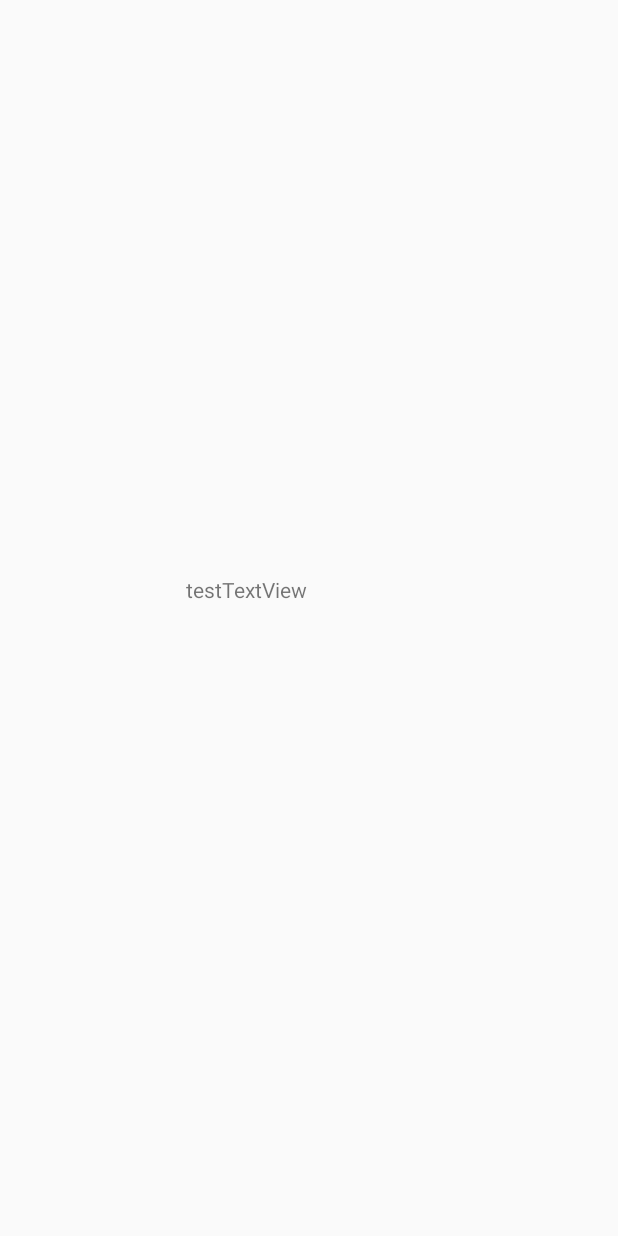
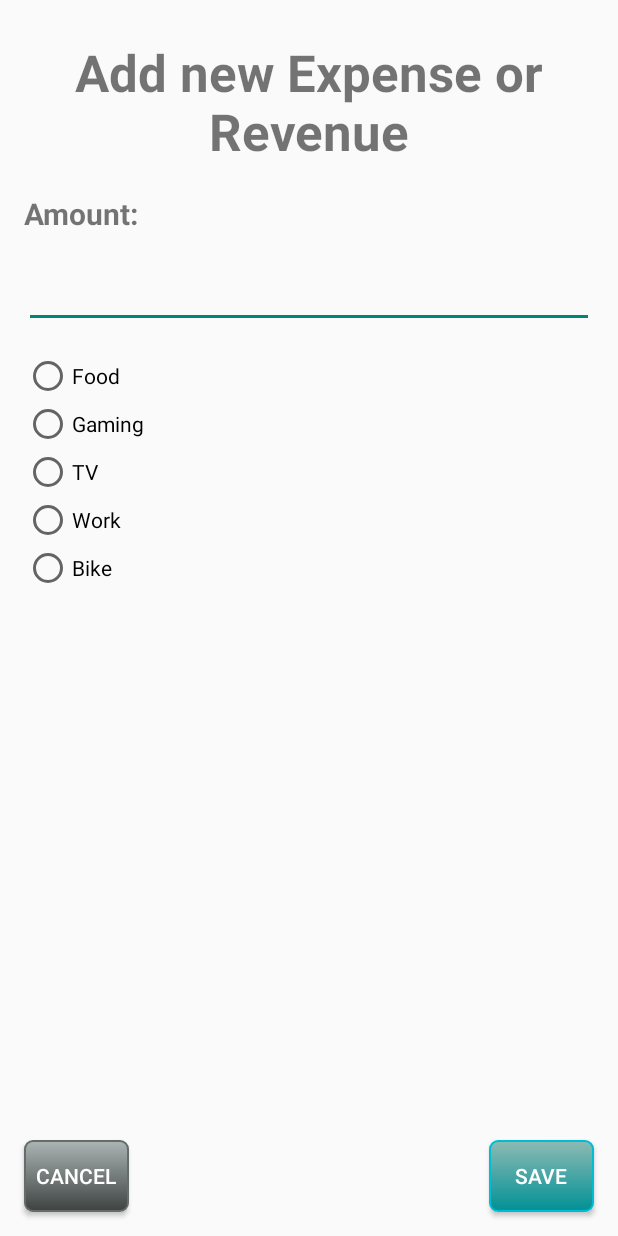
Before and after one commit to Luroshuna/Budget-Duck, an Android app: the EntryPage screen opened directly, with no data from a screen before it, on a phone screen of 412 x 824 dp. Before the commit the screen is almost empty. Run offline under Robolectric (Android 15) with nearby library versions, the phone set to English and light mode, and no system bars.

Commit message:
second page

```diff
--- a/dev/app/src/main/java/com/example/budgetduck/EntryPage.kt
+++ b/dev/app/src/main/java/com/example/budgetduck/EntryPage.kt
@@ -1,11 +1,25 @@
 package com.example.budgetduck
 
+import android.content.Intent
 import androidx.appcompat.app.AppCompatActivity
 import android.os.Bundle
+import android.widget.Button
 
 class EntryPage : AppCompatActivity() {
     override fun onCreate(savedInstanceState: Bundle?) {
         super.onCreate(savedInstanceState)
         setContentView(R.layout.page_entry)
+
+        val cancel = findViewById<Button>(R.id.cancel_btn)
+        cancel.setOnClickListener {
+            val intent = Intent(this, MainActivity::class.java)
+            startActivity(intent)
+        }
+
+        val save = findViewById<Button>(R.id.save_btn)
+        save.setOnClickListener {
+            val intent = Intent(this, MainActivity::class.java)
+            startActivity(intent)
+        }
     }
 }
--- a/dev/app/src/main/java/com/example/budgetduck/MainActivity.kt
+++ b/dev/app/src/main/java/com/example/budgetduck/MainActivity.kt
@@ -10,8 +10,8 @@ class MainActivity : AppCompatActivity() {
         super.onCreate(savedInstanceState)
         setContentView(R.layout.activity_main)
 
-        val buttonClick = findViewById<Button>(R.id.add_btn)
-        buttonClick.setOnClickListener {
+        val addEntry = findViewById<Button>(R.id.add_btn)
+        addEntry.setOnClickListener {
             val intent = Intent(this, EntryPage::class.java)
             startActivity(intent)
         }
--- /dev/null
+++ b/dev/app/src/main/res/drawable/cancel_btn.xml
@@ -0,0 +1,24 @@
+<?xml version="1.0" encoding="utf-8"?>
+<selector xmlns:android="http://schemas.android.com/apk/res/android" >
+    <item android:state_pressed="true" >
+        <shape android:shape="rectangle"  >
+            <corners android:radius="5dip" />
+            <stroke android:width="1dip" android:color="#656C69" />
+            <gradient android:angle="-90" android:startColor="#3C3E3E" android:endColor="#868C8B"  />
+        </shape>
+    </item>
+    <item android:state_focused="true">
+        <shape android:shape="rectangle"  >
+            <corners android:radius="5dip" />
+            <stroke android:width="1dip" android:color="#656C69" />
+            <solid android:color="#3E4342"/>
+        </shape>
+    </item>
+    <item >
+        <shape android:shape="rectangle"  >
+            <corners android:radius="5dip" />
+            <stroke android:width="1dip" android:color="#656C69" />
+            <gradient android:angle="-90" android:startColor="#ABB5B3" android:endColor="#3E4342" />
+        </shape>
+    </item>
+</selector>
--- /dev/null
+++ b/dev/app/src/main/res/drawable/save_btn.xml
@@ -0,0 +1,24 @@
+<?xml version="1.0" encoding="utf-8"?>
+<selector xmlns:android="http://schemas.android.com/apk/res/android" >
+    <item android:state_pressed="true" >
+        <shape android:shape="rectangle"  >
+            <corners android:radius="5dip" />
+            <stroke android:width="1dip" android:color="#00BCD4" />
+            <gradient android:angle="-90" android:startColor="#3F51B5" android:endColor="#03A9F4"  />
+        </shape>
+    </item>
+    <item android:state_focused="true">
+        <shape android:shape="rectangle"  >
+            <corners android:radius="5dip" />
+            <stroke android:width="1dip" android:color="#00BCD4" />
+            <solid android:color="#2196F3"/>
+        </shape>
+    </item>
+    <item >
+        <shape android:shape="rectangle"  >
+            <corners android:radius="5dip" />
+            <stroke android:width="1dip" android:color="#00BCD4" />
+            <gradient android:angle="-90" android:startColor="#8dbab3" android:endColor="#009196" />
+        </shape>
+    </item>
+</selector>
--- a/dev/app/src/main/res/layout/activity_main.xml
+++ b/dev/app/src/main/res/layout/activity_main.xml
@@ -14,7 +14,8 @@
         android:layout_marginBottom="16dp"
         android:background="@drawable/add_btn"
         android:text="@string/add_btn"
-        android:textColor="#004D40"
+        android:textColor="@color/white"
         app:layout_constraintBottom_toBottomOf="parent"
-        app:layout_constraintEnd_toEndOf="parent" />
+        app:layout_constraintEnd_toEndOf="parent"
+        tools:ignore="TextContrastCheck" />
 </androidx.constraintlayout.widget.ConstraintLayout>
--- a/dev/app/src/main/res/layout/page_entry.xml
+++ b/dev/app/src/main/res/layout/page_entry.xml
@@ -5,13 +5,113 @@
     android:layout_width="match_parent"
     android:layout_height="match_parent">
 
-    <TextView
-        android:id="@+id/textView"
-        android:layout_width="wrap_content"
-        android:layout_height="wrap_content"
-        android:layout_marginStart="124dp"
-        android:layout_marginBottom="421dp"
-        android:text="testTextView"
+    <Button
+        android:id="@+id/save_btn"
+        android:layout_width="70dp"
+        android:layout_height="48dp"
+        android:layout_marginEnd="16dp"
+        android:layout_marginBottom="16dp"
+        android:background="@drawable/save_btn"
+        android:text="@string/save"
+        android:textColor="@color/white"
+        app:layout_constraintBottom_toBottomOf="parent"
+        app:layout_constraintEnd_toEndOf="parent"
+        tools:ignore="TextContrastCheck" />
+
+    <Button
+        android:id="@+id/cancel_btn"
+        android:layout_width="70dp"
+        android:layout_height="48dp"
+        android:layout_marginStart="16dp"
+        android:layout_marginBottom="16dp"
+        android:background="@drawable/cancel_btn"
+        android:text="@string/cancel"
+        android:textColor="@color/white"
         app:layout_constraintBottom_toBottomOf="parent"
         app:layout_constraintStart_toStartOf="parent" />
+
+    <LinearLayout
+        android:id="@+id/linearLayout"
+        android:layout_width="0dp"
+        android:layout_height="0dp"
+        android:layout_marginStart="16dp"
+        android:layout_marginEnd="16dp"
+        android:layout_marginBottom="16dp"
+        android:orientation="vertical"
+        app:layout_constraintBottom_toTopOf="@+id/cancel_btn"
+        app:layout_constraintEnd_toEndOf="parent"
+        app:layout_constraintStart_toStartOf="parent"
+        app:layout_constraintTop_toTopOf="parent">
+
+        <TextView
+            android:id="@+id/textView"
+            android:layout_width="match_parent"
+            android:layout_height="103dp"
+            android:layout_marginTop="25dp"
+            android:text="@string/new_entry_title"
+            android:textAlignment="center"
+            android:textSize="34sp"
+            android:textStyle="bold" />
+
+        <TextView
+            android:id="@+id/textView3"
+            android:layout_width="match_parent"
+            android:layout_height="30dp"
+            android:text="Amount:"
+            android:textAlignment="textStart"
+            android:textSize="20sp"
+            android:textStyle="bold" />
+
+        <EditText
+            android:id="@+id/editTextNumberSigned"
+            android:layout_width="match_parent"
+            android:layout_height="60dp"
+            android:ems="10"
+            android:inputType="numberSigned" />
+
+        <LinearLayout
+            android:layout_width="match_parent"
+            android:layout_height="452dp"
+            android:layout_marginTop="16dp"
+            android:orientation="vertical">
+
+            <RadioGroup
+                android:layout_width="match_parent"
+                android:layout_height="match_parent">
+
+                <RadioButton
+                    android:id="@+id/radioButton"
+                    android:layout_width="match_parent"
+                    android:layout_height="wrap_content"
+                    android:text="Food" />
+
+                <RadioButton
+                    android:id="@+id/radioButton2"
+                    android:layout_width="match_parent"
+                    android:layout_height="wrap_content"
+                    android:text="Gaming" />
+
+                <RadioButton
+                    android:id="@+id/radioButton3"
+                    android:layout_width="match_parent"
+                    android:layout_height="wrap_content"
+                    android:text="TV" />
+
+                <RadioButton
+                    android:id="@+id/radioButton4"
+                    android:layout_width="match_parent"
+                    android:layout_height="wrap_content"
+                    android:text="Work" />
+
+                <RadioButton
+                    android:id="@+id/radioButton5"
+                    android:layout_width="match_parent"
+                    android:layout_height="wrap_content"
+                    android:text="Bike" />
+
+            </RadioGroup>
+        </LinearLayout>
+
+    </LinearLayout>
+
 </androidx.constraintlayout.widget.ConstraintLayout>
--- a/dev/app/src/main/res/values/strings.xml
+++ b/dev/app/src/main/res/values/strings.xml
@@ -1,4 +1,8 @@
 <resources>
     <string name="app_name">Budget Duck</string>
     <string name="add_btn">ADD</string>
+    <string name="new_entry_title">Add new Expense or Revenue</string>
+    <string name="save">SAVE</string>
+    <string name="cancel">CANCEL</string>
+    <string name="amount">Amount:</string>
 </resources>
```
